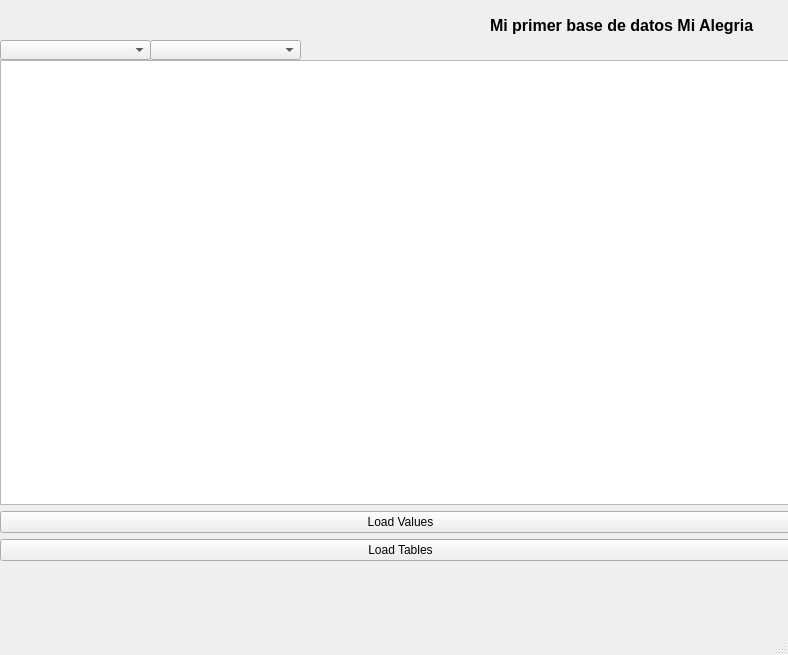
EMACC99/distributed-database-exersice, file Prueba SQL.ui: the form before one commit.
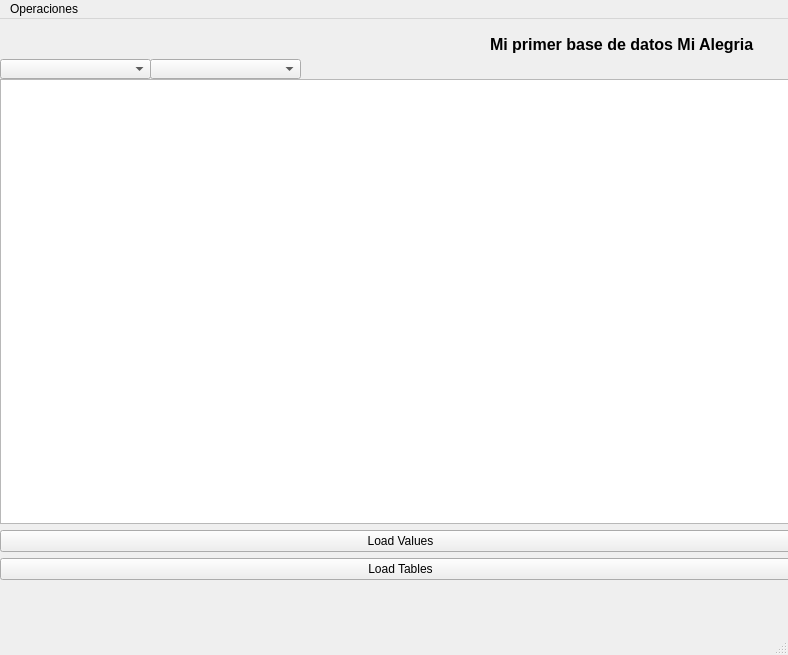
The form after the commit.

Commit message: refined functions changes to interface

What changed in the file:
```diff
--- a/Prueba SQL.ui
+++ b/Prueba SQL.ui
@@ -93,6 +93,14 @@
      <height>21</height>
     </rect>
    </property>
+   <widget class="QMenu" name="menuOperaciones">
+    <property name="title">
+     <string>Operaciones</string>
+    </property>
+    <addaction name="actionNuevo_Registro"/>
+    <addaction name="actionEditar_Registro"/>
+   </widget>
+   <addaction name="menuOperaciones"/>
   </widget>
   <widget class="QStatusBar" name="statusbar"/>
  </widget>
```
Left out of the diff: 10 changed lines with no effect on the pictures. The commit also changes 3 other files.
